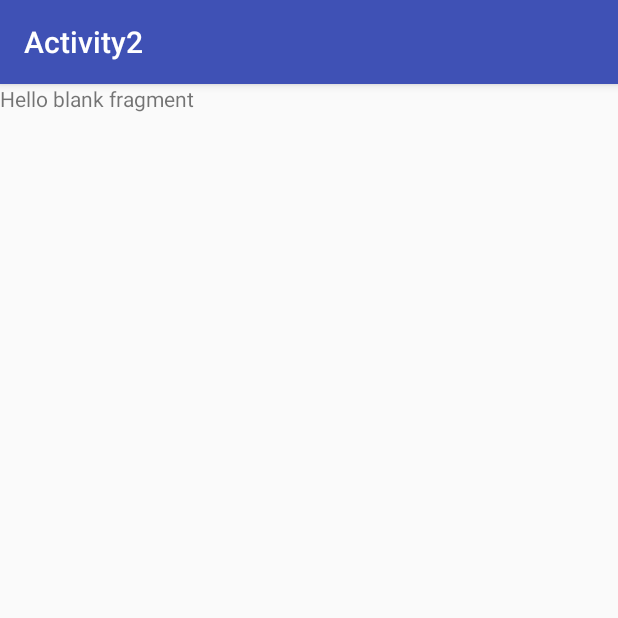
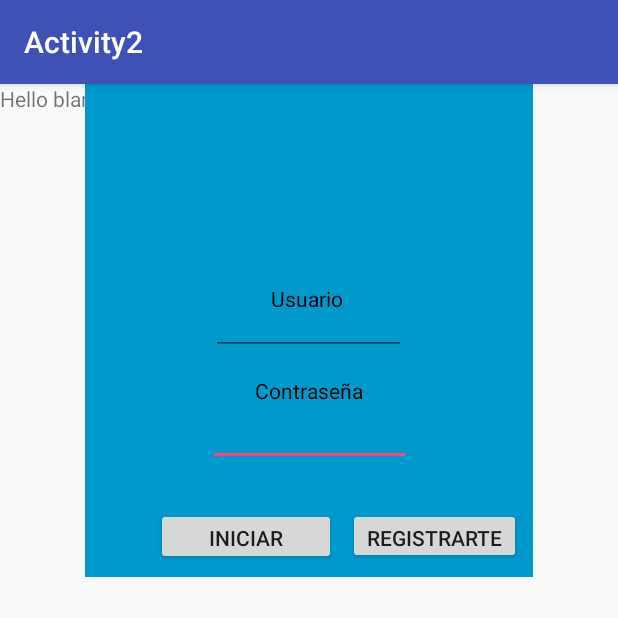
Before and after one commit to sacksrock/Android2, an Android app: the screen it shows after launch (MainActivity), on a phone screen of 412 x 824 dp, the top half of it. Run offline under Robolectric (Android 15) with nearby library versions, the phone set to English and light mode, and no system bars.

Commit message:
Login layout creada

```diff
--- a/milib/src/main/res/layout/fragment_login.xml
+++ b/milib/src/main/res/layout/fragment_login.xml
@@ -1,4 +1,5 @@
 <FrameLayout xmlns:android="http://schemas.android.com/apk/res/android"
+    xmlns:app="http://schemas.android.com/apk/res-auto"
     xmlns:tools="http://schemas.android.com/tools"
     android:layout_width="match_parent"
     android:layout_height="match_parent"
@@ -8,7 +9,90 @@
 
     <android.support.constraint.ConstraintLayout
         android:layout_width="match_parent"
-        android:layout_height="match_parent">
+        android:layout_height="match_parent"
+        android:background="@android:color/holo_blue_dark">
 
+        <Button
+            android:id="@+id/btnRegistrar"
+            android:layout_width="115dp"
+            android:layout_height="37dp"
+            android:layout_marginLeft="8dp"
+            android:layout_marginRight="8dp"
+            android:layout_marginTop="28dp"
+            android:text="Registrarte"
+            app:layout_constraintHorizontal_bias="0.627"
+            app:layout_constraintLeft_toRightOf="@+id/btnLogin"
+            app:layout_constraintRight_toRightOf="parent"
+            app:layout_constraintTop_toBottomOf="@+id/editConstrasena"
+            app:layout_constraintBottom_toBottomOf="parent"
+            android:layout_marginBottom="8dp"
+            app:layout_constraintVertical_bias="0.0" />
+
+        <Button
+            android:id="@+id/btnLogin"
+            android:layout_width="120dp"
+            android:layout_height="38dp"
+            android:layout_marginLeft="47dp"
+            android:layout_marginTop="28dp"
+            android:text="Iniciar Sesion"
+            app:layout_constraintLeft_toLeftOf="parent"
+            app:layout_constraintTop_toBottomOf="@+id/editConstrasena"
+            app:layout_constraintBottom_toBottomOf="parent"
+            android:layout_marginBottom="8dp"
+            app:layout_constraintVertical_bias="0.0" />
+
+        <EditText
+            android:id="@+id/editConstrasena"
+            android:layout_width="135dp"
+            android:layout_height="23dp"
+            android:layout_marginLeft="8dp"
+            android:layout_marginRight="8dp"
+            android:layout_marginTop="17dp"
+            android:ems="10"
+            android:inputType="textPersonName"
+            app:layout_constraintHorizontal_bias="0.502"
+            app:layout_constraintLeft_toLeftOf="parent"
+            app:layout_constraintRight_toRightOf="parent"
+            app:layout_constraintTop_toBottomOf="@+id/txtContrasena" />
+
+        <TextView
+            android:id="@+id/txtContrasena"
+            android:layout_width="wrap_content"
+            android:layout_height="wrap_content"
+            android:layout_marginLeft="8dp"
+            android:layout_marginRight="8dp"
+            android:layout_marginTop="14dp"
+            android:text="Contraseña"
+            android:textColor="@android:color/background_dark"
+            app:layout_constraintLeft_toLeftOf="parent"
+            app:layout_constraintRight_toRightOf="parent"
+            app:layout_constraintTop_toBottomOf="@+id/editUsuario" />
+
+        <EditText
+            android:id="@+id/editUsuario"
+            android:layout_width="130dp"
+            android:layout_height="22dp"
+            android:layout_marginLeft="8dp"
+            android:layout_marginRight="8dp"
+            android:layout_marginTop="10dp"
+            android:ems="10"
+            android:inputType="textPersonName"
+            app:layout_constraintLeft_toLeftOf="parent"
+            app:layout_constraintRight_toRightOf="parent"
+            app:layout_constraintTop_toBottomOf="@+id/txtUsuario" />
+
+        <TextView
+            android:id="@+id/txtUsuario"
+            android:layout_width="51dp"
+            android:layout_height="15dp"
+            android:layout_marginLeft="8dp"
+            android:layout_marginRight="8dp"
+            android:layout_marginTop="133dp"
+            android:text="Usuario"
+            android:textColor="@android:color/background_dark"
+            app:layout_constraintLeft_toLeftOf="parent"
+            app:layout_constraintRight_toRightOf="parent"
+            app:layout_constraintTop_toTopOf="parent"
+            app:layout_constraintHorizontal_bias="0.501" />
     </android.support.constraint.ConstraintLayout>
 </FrameLayout>
```
